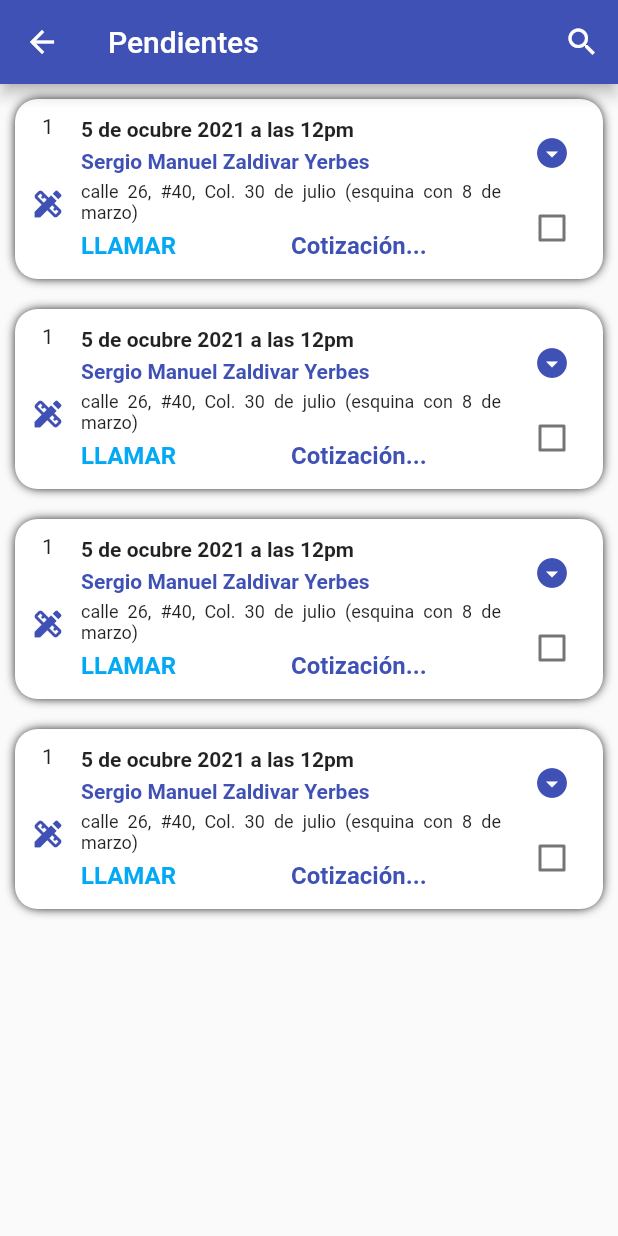
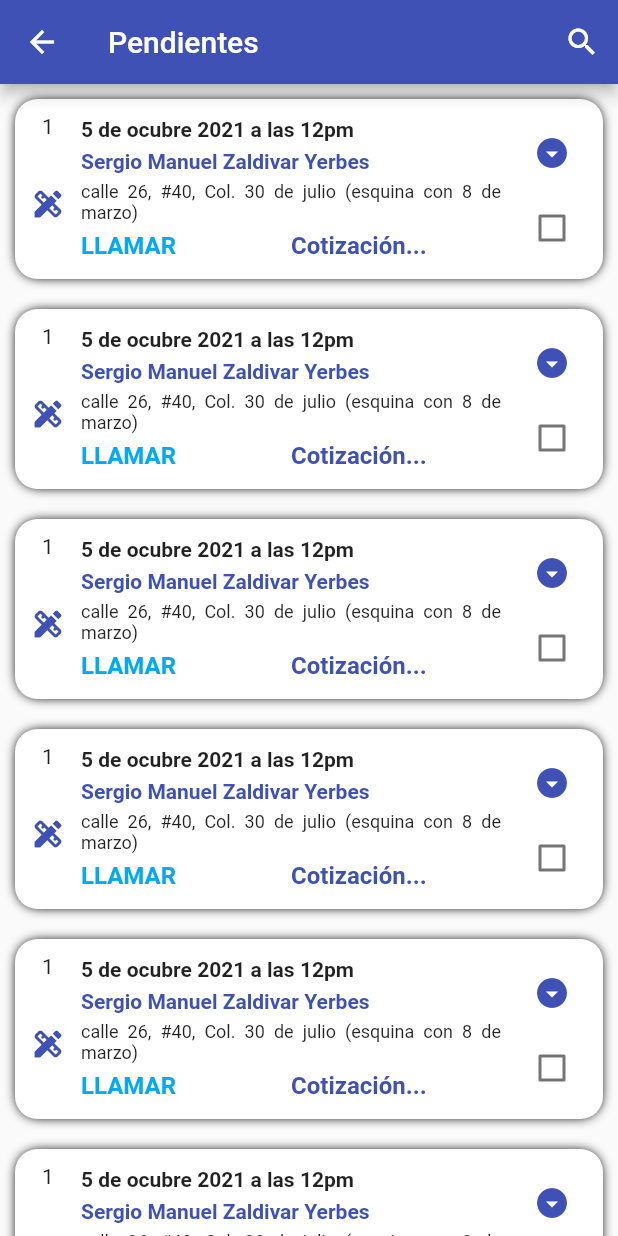
Before and after one commit to zayser99/ServicesManagerApp, a Flutter app: the screen it shows after launch, after a tap on "Pendientes del dia de hoy", on a phone screen of 412 x 824 dp. Run offline on Flutter 3.47's test engine with Material 2 defaults, Android fonts, the light colour scheme and no system bars.

Commit message:
se modificaron los estados para poder interactiar

```diff
--- a/lib/screens/pendientes_screen.dart
+++ b/lib/screens/pendientes_screen.dart
@@ -1,8 +1,14 @@
 import 'package:flutter/material.dart';
+import 'package:services_manager_app/widgets/widgets.dart';
 
-class PendientesScreen extends StatelessWidget {
+class PendientesScreen extends StatefulWidget {
   const PendientesScreen({Key? key}) : super(key: key);
 
+  @override
+  State<PendientesScreen> createState() => _PendientesScreenState();
+}
+
+class _PendientesScreenState extends State<PendientesScreen> {
   @override
   Widget build(BuildContext context) {
     return Scaffold(
@@ -22,131 +28,18 @@ class PendientesScreen extends StatelessWidget {
       ),
     );
   }
-}
 
   Widget _lisviewCita() {
     return Expanded(
       child: SizedBox(
         width: double.infinity,
         child: ListView.builder(
-        itemCount: 4,
+          itemCount: 10,
           itemBuilder: (BuildContext context, int index) {
-          return _citaItem();
+            return const TarjetaPendientes();
           },
         ),
       ),
     );
   }
-
-Widget _citaItem() {
-  bool valor = false;
-  return Container(
-    margin: const EdgeInsets.all(10),
-    padding: const EdgeInsets.all(10),
-    width: double.infinity,
-    height: 120,
-    decoration: BoxDecoration(
-      color: Colors.white,
-      borderRadius: BorderRadius.circular(15.0),
-      boxShadow: const <BoxShadow>[
-        BoxShadow(
-          color: Colors.black,
-          blurRadius: 5,
-          spreadRadius: -1,
-          offset: Offset(0, 0),
-        ),
-      ],
-    ),
-    child: Row(
-      children: [
-        Container(
-          padding: const EdgeInsets.only(right: 10),
-          child: Column(
-            children: const [
-              Expanded(child: Text('1'), flex: 1),
-              Expanded(
-                  child: Icon(
-                    Icons.design_services_rounded,
-                    color: Colors.indigo,
-                  ),
-                  flex: 4),
-            ],
-          ),
-        ),
-        Expanded(
-            child: Column(
-          mainAxisAlignment: MainAxisAlignment.spaceAround,
-          crossAxisAlignment: CrossAxisAlignment.start,
-          children: [
-            const Text(
-              '5 de ocubre 2021 a las 12pm',
-              textAlign: TextAlign.left,
-              style: TextStyle(fontWeight: FontWeight.bold, fontSize: 14),
-              overflow: TextOverflow.ellipsis,
-            ),
-            const Text(
-              'Sergio Manuel Zaldivar Yerbes',
-              textAlign: TextAlign.left,
-              style: TextStyle(
-                  fontWeight: FontWeight.bold,
-                  fontSize: 14,
-                  color: Colors.indigo),
-              overflow: TextOverflow.ellipsis,
-            ),
-            const Text(
-              'calle 26, #40, Col. 30 de julio (esquina con 8 de marzo)',
-              maxLines: 2,
-              overflow: TextOverflow.ellipsis,
-              textAlign: TextAlign.justify,
-              style: TextStyle(fontSize: 12),
-            ),
-            Row(
-              children: const [
-                Expanded(
-                  child: Text(
-                    'LLAMAR',
-                    textAlign: TextAlign.left,
-                    style: TextStyle(
-                        fontWeight: FontWeight.bold,
-                        fontSize: 16,
-                        color: Colors.lightBlue),
-                    overflow: TextOverflow.ellipsis,
-                  ),
-                ),
-                Expanded(
-                  child: Text(
-                    'Cotización...',
-                    textAlign: TextAlign.left,
-                    style: TextStyle(
-                        fontWeight: FontWeight.bold,
-                        fontSize: 16,
-                        color: Colors.indigo),
-                    overflow: TextOverflow.ellipsis,
-                  ),
-                ),
-              ],
-            ),
-          ],
-        )),
-        Container(
-          padding: const EdgeInsets.only(left: 10),
-          child: Column(
-            children: [
-              const Expanded(
-                child: Icon(
-                  Icons.arrow_drop_down_circle_sharp,
-                  color: Colors.indigo,
-                ),
-              ),
-              Checkbox(
-                  value: valor,
-                  onChanged: (value) {
-                    valor = true;
-                  }),
-            ],
-          ),
-        ),
-      ],
-    ),
-  );
 }
--- a/lib/widgets/prueba.dart
+++ /dev/null
@@ -1,10 +0,0 @@
-import 'package:flutter/material.dart';
-
-class PRueba extends StatelessWidget {
-  const PRueba({Key? key}) : super(key: key);
-
-  @override
-  Widget build(BuildContext context) {
-    return Container();
-  }
-}
--- /dev/null
+++ b/lib/widgets/tarjeta_pendientes.dart
@@ -0,0 +1,131 @@
+import 'package:flutter/material.dart';
+
+class TarjetaPendientes extends StatefulWidget {
+  const TarjetaPendientes({Key? key}) : super(key: key);
+
+  @override
+  State<TarjetaPendientes> createState() => _TarjetaPendientesState();
+}
+
+/// This is the private State class that goes with MyStatefulWidget.
+class _TarjetaPendientesState extends State<TarjetaPendientes> {
+  bool isChecked = false;
+
+  @override
+  Widget build(BuildContext context) {
+    return Container(
+      margin: const EdgeInsets.all(10),
+      padding: const EdgeInsets.all(10),
+      width: double.infinity,
+      height: 120,
+      decoration: BoxDecoration(
+        color: Colors.white,
+        borderRadius: BorderRadius.circular(15.0),
+        boxShadow: const <BoxShadow>[
+          BoxShadow(
+            color: Colors.black,
+            blurRadius: 5,
+            spreadRadius: -1,
+            offset: Offset(0, 0),
+          ),
+        ],
+      ),
+      child: Row(
+        children: [
+          Container(
+            padding: const EdgeInsets.only(right: 10),
+            child: Column(
+              children: const [
+                Expanded(child: Text('1'), flex: 1),
+                Expanded(
+                    child: Icon(
+                      Icons.design_services_rounded,
+                      color: Colors.indigo,
+                    ),
+                    flex: 4),
+              ],
+            ),
+          ),
+          Expanded(
+              child: Column(
+            mainAxisAlignment: MainAxisAlignment.spaceAround,
+            crossAxisAlignment: CrossAxisAlignment.start,
+            children: [
+              const Text(
+                '5 de ocubre 2021 a las 12pm',
+                textAlign: TextAlign.left,
+                style: TextStyle(fontWeight: FontWeight.bold, fontSize: 14),
+                overflow: TextOverflow.ellipsis,
+              ),
+              const Text(
+                'Sergio Manuel Zaldivar Yerbes',
+                textAlign: TextAlign.left,
+                style: TextStyle(
+                    fontWeight: FontWeight.bold,
+                    fontSize: 14,
+                    color: Colors.indigo),
+                overflow: TextOverflow.ellipsis,
+              ),
+              const Text(
+                'calle 26, #40, Col. 30 de julio (esquina con 8 de marzo)',
+                maxLines: 2,
+                overflow: TextOverflow.ellipsis,
+                textAlign: TextAlign.justify,
+                style: TextStyle(fontSize: 12),
+              ),
+              Row(
+                children: const [
+                  Expanded(
+                    child: Text(
+                      'LLAMAR',
+                      textAlign: TextAlign.left,
+                      style: TextStyle(
+                          fontWeight: FontWeight.bold,
+                          fontSize: 16,
+                          color: Colors.lightBlue),
+                      overflow: TextOverflow.ellipsis,
+                    ),
+                  ),
+                  Expanded(
+                    child: Text(
+                      'Cotización...',
+                      textAlign: TextAlign.left,
+                      style: TextStyle(
+                          fontWeight: FontWeight.bold,
+                          fontSize: 16,
+                          color: Colors.indigo),
+                      overflow: TextOverflow.ellipsis,
+                    ),
+                  ),
+                ],
+              ),
+            ],
+          )),
+          Container(
+            padding: const EdgeInsets.only(left: 10),
+            child: Column(
+              children: [
+                const Expanded(
+                  child: Icon(
+                    Icons.arrow_drop_down_circle_sharp,
+                    color: Colors.indigo,
+                  ),
+                ),
+                Checkbox(
+                  checkColor: Colors.white,
+                  activeColor: Colors.indigo,
+                  value: isChecked,
+                  onChanged: (bool? value) {
+                    setState(() {
+                      isChecked = value!;
+                    });
+                  },
+                ),
+              ],
+            ),
+          ),
+        ],
+      ),
+    );
+  }
+}
--- a/lib/widgets/widgets.dart
+++ b/lib/widgets/widgets.dart
@@ -3,3 +3,4 @@ export 'package:services_manager_app/widgets/this_week.dart';
 export 'package:services_manager_app/widgets/big_card.dart';
 export 'package:services_manager_app/widgets/gestionar.dart';
 export 'package:services_manager_app/widgets/pendientes.dart';
+export 'package:services_manager_app/widgets/tarjeta_pendientes.dart';
```
Also changed, not shown: lib/widgets/prueba2.dart (deleted). Lines whose indentation alone changed are shown as unchanged.
